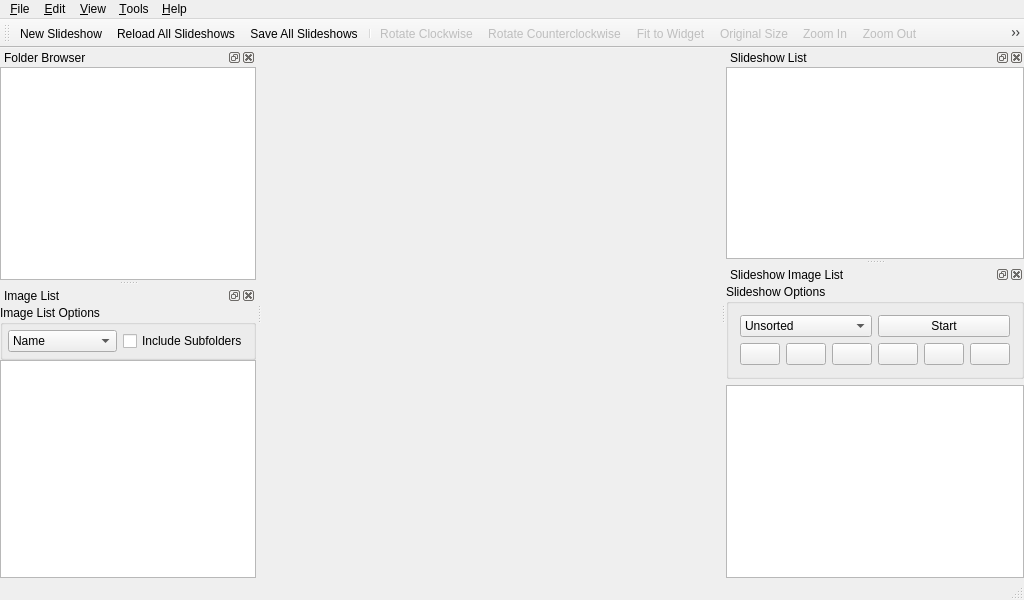
Above: mainwindow.ui from vos/qsm before the change. Below: the same form after it.
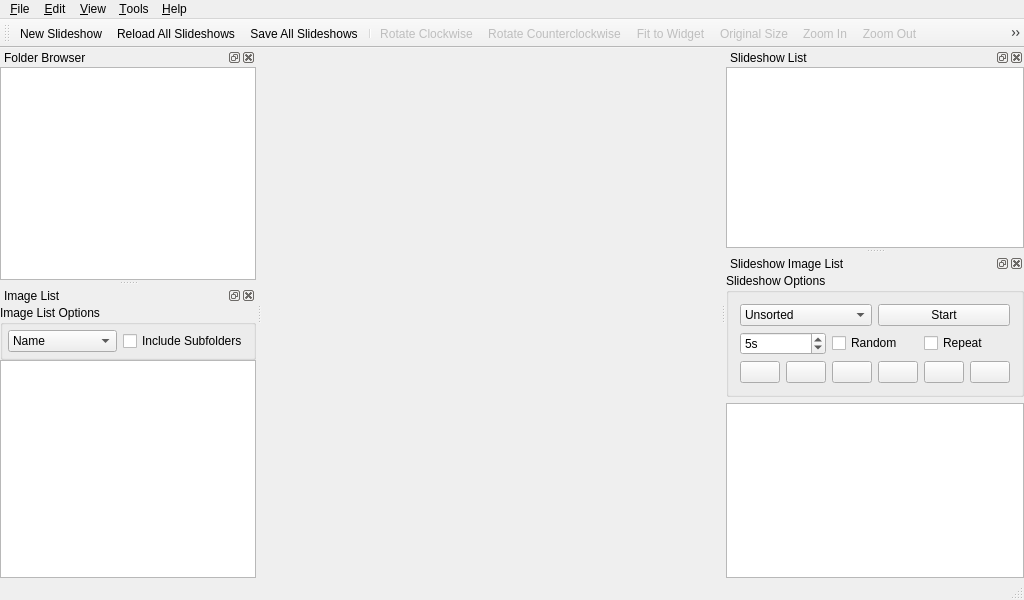
That is the form after the change. Icons and pictures are not drawn. Custom widgets are drawn as their Qt base class.

Commit message: more slideshow options

The edit to the form file:
```diff
--- a/mainwindow.ui
+++ b/mainwindow.ui
@@ -295,6 +295,43 @@
         <item>
          <layout class="QHBoxLayout" name="slideshowOptionsLayout2">
           <item>
+           <widget class="QSpinBox" name="intervalSpinBox">
+            <property name="statusTip">
+             <string>Interval between image transitions</string>
+            </property>
+            <property name="suffix">
+             <string>s</string>
+            </property>
+            <property name="minimum">
+             <number>1</number>
+            </property>
+            <property name="maximum">
+             <number>3600</number>
+            </property>
+            <property name="value">
+             <number>5</number>
+            </property>
+           </widget>
+          </item>
+          <item>
+           <widget class="QCheckBox" name="randomCheckBox">
+            <property name="text">
+             <string>Random</string>
+            </property>
+           </widget>
+          </item>
+          <item>
+           <widget class="QCheckBox" name="repeatCheckBox">
+            <property name="text">
+             <string>Repeat</string>
+            </property>
+           </widget>
+          </item>
+         </layout>
+        </item>
+        <item>
+         <layout class="QHBoxLayout" name="slideshowOptionsLayout3">
+          <item>
            <widget class="QPushButton" name="beginPushButton">
             <property name="text">
              <string notr="true"/>
```
The commit also changes 2 other files.
